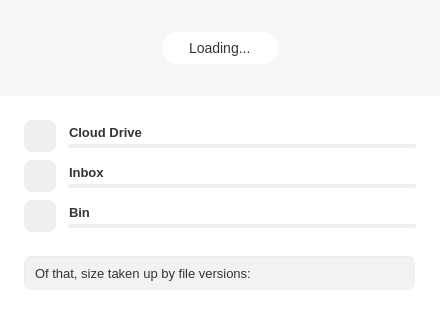
Above: src/MEGASync/gui/macx/AccountDetailsDialog.ui from meganz/MEGAsync before the change. Below: the same form after it.
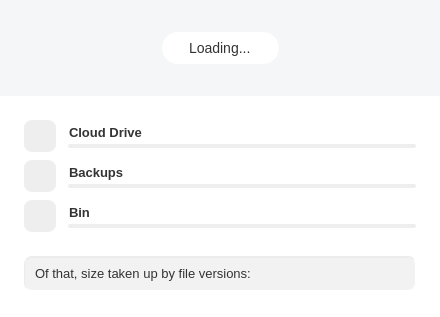
That is the form after the change. Icons and pictures are not drawn. Custom widgets are drawn as their Qt base class.

Commit message: AccountDetailsDialog: Inbox->Backups

What changed in the file:
```diff
--- a/src/MEGASync/gui/macx/AccountDetailsDialog.ui
+++ b/src/MEGASync/gui/macx/AccountDetailsDialog.ui
@@ -59,7 +59,7 @@
     min-width:440px;
 }
 
-#lCloudDrive, #lInbox, #lRubbish, #lStorage, #lTransfer
+#lCloudDrive, #lVault, #lRubbish, #lStorage, #lTransfer
 {
   color: #333333;
   font-size: 13px;
@@ -67,14 +67,14 @@
   qproperty-alignment: 'AlignLeft | AlignVCenter';
 }
 
-#wCloudDrive, #wRubbish, #wInbox
+#wCloudDrive, #wRubbish, #wVault
 {
     height: 32px;
     max-height: 32px;
     min-height: 32px;
 }
 
-#wCloudDrive, #wRubbish, #wInbox, QProgressBar, #lUsedCloudDrive, #lUsedInbox,  #lUsedRubbish, #lUsedByVersions
+#wCloudDrive, #wRubbish, #wVault, QProgressBar, #lUsedCloudDrive, #lUsedVault,  #lUsedRubbish, #lUsedByVersions
 {
     margin-right: 24px;
 }
@@ -89,7 +89,7 @@
     padding-bottom: 4px;
 }
 
-#lCloudDrive, #lInbox, #lRubbish
+#lCloudDrive, #lVault, #lRubbish
 {
     margin-left: 10px;
     qproperty-alignment: 'AlignLeft | AlignBottom';
@@ -100,14 +100,14 @@
     margin-left: 12px;
 }
 
-#lUsedCloudDrive, #lUsedInbox,  #lUsedRubbish, #lUsedByVersions
+#lUsedCloudDrive, #lUsedVault,  #lUsedRubbish, #lUsedByVersions
 {
   color: #333333;
   font-size: 13px;
   padding-right: 4px;
 }
 
-#lUsedCloudDrive, #lUsedInbox,  #lUsedRubbish
+#lUsedCloudDrive, #lUsedVault,  #lUsedRubbish
 {
     qproperty-alignment: 'AlignRight | AlignBottom';
 }
@@ -181,14 +181,19 @@
     qproperty-iconSize: 24px;
 }
 
+#bCloudDrive, #bVault, #bRubbish
+{
+    qproperty-iconSize: 24px;
+}
+
 #bCloudDrive
 {
     qproperty-icon : url(:/images/Cloud_Drive_24_ico.png);
 }
 
-#bInbox
+#bVault
 {
-    qproperty-icon : url(:/images/Inbox_24_ico.png);
+    qproperty-icon : url(:/images/Backups_24_ico.png);
 }
 
 #bRubbish
@@ -806,7 +811,7 @@
        </widget>
       </item>
       <item>
-       <widget class="QWidget" name="wInbox" native="true">
+       <widget class="QWidget" name="wVault" native="true">
         <layout class="QHBoxLayout" name="horizontalLayout_21">
          <property name="spacing">
           <number>0</number>
@@ -824,7 +829,7 @@
           <number>0</number>
          </property>
          <item>
-          <widget class="QPushButton" name="bInbox"/>
+          <widget class="QPushButton" name="bVault"/>
          </item>
          <item>
           <layout class="QVBoxLayout" name="verticalLayout_20">
@@ -837,19 +842,19 @@
               <number>0</number>
              </property>
              <item>
-              <widget class="QLabel" name="lInbox">
+              <widget class="QLabel" name="lVault">
                <property name="text">
-                <string>Inbox</string>
+                <string>Backups</string>
                </property>
               </widget>
              </item>
              <item>
-              <widget class="QLabel" name="lUsedInbox"/>
+              <widget class="QLabel" name="lUsedVault"/>
              </item>
             </layout>
            </item>
            <item>
-            <widget class="QProgressBar" name="pbInbox">
+            <widget class="QProgressBar" name="pbVault">
              <property name="value">
               <number>0</number>
              </property>
```
The commit also changes 13 other files.
